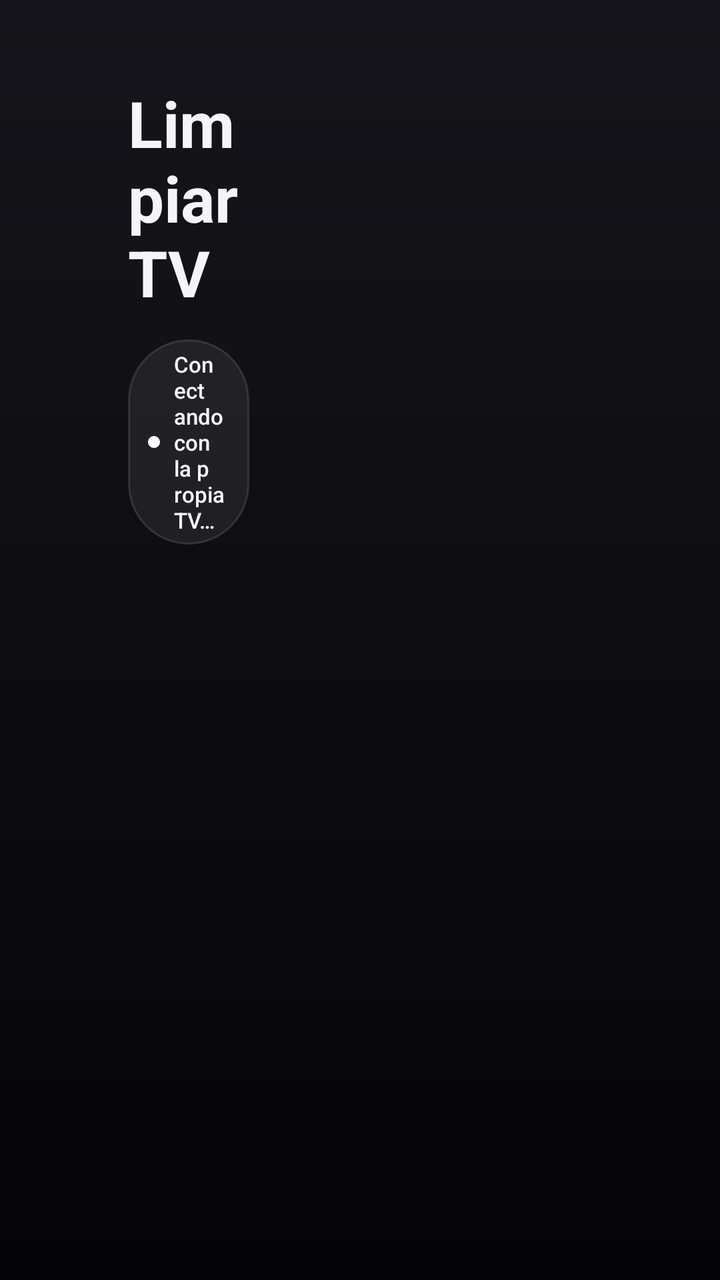
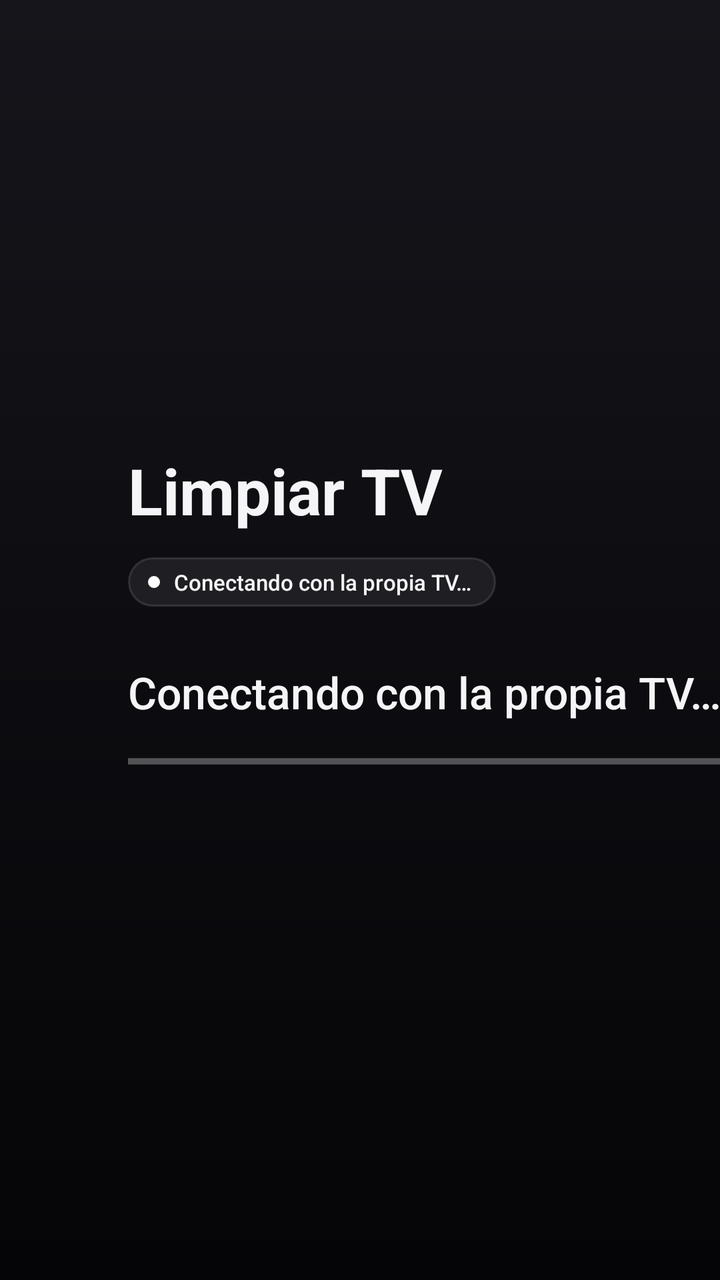

Two renders of the same Android screen: before a commit and after it. Below are the layout's source before the change and the commit's diff.
<!-- AndroidManifest.xml: application theme Theme.Halo -->
<!-- res/layout/activity_clean.xml -->
<?xml version="1.0" encoding="utf-8"?>
<FrameLayout xmlns:android="http://schemas.android.com/apk/res/android"
    android:layout_width="match_parent"
    android:layout_height="match_parent">

    <View
        android:id="@+id/glow"
        android:layout_width="match_parent"
        android:layout_height="match_parent" />

    <LinearLayout
        android:layout_width="match_parent"
        android:layout_height="match_parent"
        android:baselineAligned="false"
        android:orientation="horizontal"
        android:paddingStart="@dimen/side_padding"
        android:paddingTop="40dp"
        android:paddingEnd="@dimen/side_padding"
        android:paddingBottom="24dp">

        
        <ScrollView
            android:layout_width="0dp"
            android:layout_height="match_parent"
            android:layout_weight="0.4"
            android:clipToPadding="false"
            android:scrollbars="none">

            <LinearLayout
                android:id="@+id/actions"
                android:layout_width="match_parent"
                android:layout_height="wrap_content"
                android:orientation="vertical"
                android:paddingEnd="32dp"
                android:paddingBottom="16dp">

                <TextView
                    android:layout_width="wrap_content"
                    android:layout_height="wrap_content"
                    android:text="@string/clean_title"
                    android:textColor="@color/text_primary"
                    android:textSize="32sp"
                    android:textStyle="bold" />

                <LinearLayout
                    android:layout_width="wrap_content"
                    android:layout_height="wrap_content"
                    android:layout_marginTop="12dp"
                    android:background="@drawable/pill"
                    android:gravity="center_vertical"
                    android:orientation="horizontal"
                    android:paddingStart="10dp"
                    android:paddingTop="5dp"
                    android:paddingEnd="12dp"
                    android:paddingBottom="5dp">

                    <View
                        android:id="@+id/conn_dot"
                        android:layout_width="6dp"
                        android:layout_height="6dp"
                        android:layout_marginEnd="7dp"
                        android:background="@drawable/dot" />

                    <TextView
                        android:id="@+id/conn"
                        android:layout_width="wrap_content"
                        android:layout_height="wrap_content"
                        android:fontFamily="sans-serif-medium"
                        android:text="@string/clean_connecting"
                        android:textColor="@color/text_primary"
                        android:textSize="11sp" />
                </LinearLayout>

                <LinearLayout
                    android:id="@+id/levels"
                    android:layout_width="wrap_content"
                    android:layout_height="wrap_content"
                    android:layout_marginTop="16dp"
                    android:background="@drawable/glass"
                    android:orientation="horizontal"
                    android:padding="3dp"
                    android:visibility="gone">

                    <TextView
                        android:id="@+id/level_seguro"
                        style="@style/SegPill"
                        android:text="@string/level_seguro" />

                    <TextView
                        android:id="@+id/level_recomendado"
                        style="@style/SegPill"
                        android:text="@string/level_recomendado" />

                    <TextView
                        android:id="@+id/level_agresivo"
                        style="@style/SegPill"
                        android:text="@string/level_agresivo" />
                </LinearLayout>

                <Button
                    android:id="@+id/operator"
                    style="@style/TvButton"
                    android:layout_marginTop="10dp"
                    android:visibility="gone" />

                <TextView
                    android:id="@+id/status"
                    android:layout_width="match_parent"
                    android:layout_height="wrap_content"
                    android:layout_marginTop="14dp"
                    android:layout_marginBottom="6dp"
                    android:lineSpacingMultiplier="1.2"
                    android:textColor="@color/text_secondary"
                    android:textSize="12sp" />

                <Button
                    android:id="@+id/remove"
                    style="@style/TvButton"
                    android:text="@string/clean_remove"
                    android:visibility="gone" />

                <Button
                    android:id="@+id/choose_home"
                    style="@style/TvButton"
                    android:text="@string/clean_choose_home"
                    android:visibility="gone" />

                <Button
                    android:id="@+id/home_button"
                    style="@style/TvButton"
                    android:text="@string/opt_home_button"
                    android:visibility="gone" />

                <Button
                    android:id="@+id/retry"
                    style="@style/TvButton"
                    android:text="@string/clean_retry"
                    android:visibility="gone" />

                <Button
                    android:id="@+id/restore_all"
                    style="@style/TvButton"
                    android:text="@string/clean_restore_all"
                    android:visibility="gone" />

                <Button
                    android:id="@+id/restore_launcher"
                    style="@style/TvButton"
                    android:text="@string/clean_restore_launcher"
                    android:visibility="gone" />

                <TextView
                    android:id="@+id/help"
                    android:layout_width="match_parent"
                    android:layout_height="wrap_content"
                    android:layout_marginTop="16dp"
                    android:lineSpacingMultiplier="1.2"
                    android:text="@string/clean_manual_help"
                    android:textColor="@color/text_secondary"
                    android:textSize="11sp"
                    android:visibility="gone" />

                <TextView
                    android:id="@+id/log"
                    android:layout_width="match_parent"
                    android:layout_height="wrap_content"
                    android:layout_marginTop="16dp"
                    android:fontFamily="monospace"
                    android:textColor="@color/text_secondary"
                    android:textSize="10sp" />
            </LinearLayout>
        </ScrollView>

        
        <ScrollView
            android:layout_width="0dp"
            android:layout_height="match_parent"
            android:layout_weight="0.6"
            android:clipToPadding="false"
            android:padding="4dp"
            android:scrollbars="none">

            <LinearLayout
                android:layout_width="match_parent"
                android:layout_height="wrap_content"
                android:orientation="vertical">

                <TextView
                    android:id="@+id/list_header"
                    android:layout_width="wrap_content"
                    android:layout_height="wrap_content"
                    android:layout_marginTop="8dp"
                    android:layout_marginBottom="8dp"
                    android:fontFamily="sans-serif-medium"
                    android:letterSpacing="0.1"
                    android:textColor="@color/text_secondary"
                    android:textSize="10sp" />

                <LinearLayout
                    android:id="@+id/packages"
                    android:layout_width="match_parent"
                    android:layout_height="wrap_content"
                    android:orientation="vertical" />
            </LinearLayout>
        </ScrollView>
    </LinearLayout>
</FrameLayout>
<!-- resources referenced by this layout -->
<resources>
  <color name="text_primary">#FFF5F5F7</color>
  <color name="text_secondary">#99EBEBF5</color>
  <dimen name="side_padding">64dp</dimen>
  <!-- drawable dot (drawable) -->
  <?xml version="1.0" encoding="utf-8"?>
  <shape xmlns:android="http://schemas.android.com/apk/res/android" android:shape="oval">
      <solid android:color="#FFFFFFFF" />
  </shape>
  <!-- drawable glass (drawable) -->
  <?xml version="1.0" encoding="utf-8"?>
  <shape xmlns:android="http://schemas.android.com/apk/res/android">
      <solid android:color="@color/glass_fill" />
      <stroke android:width="1dp" android:color="@color/glass_stroke" />
      <corners android:radius="22dp" />
  </shape>
  <!-- drawable pill (drawable) -->
  <?xml version="1.0" encoding="utf-8"?>
  <shape xmlns:android="http://schemas.android.com/apk/res/android">
      <solid android:color="@color/glass_fill" />
      <stroke android:width="1dp" android:color="@color/glass_stroke" />
      <corners android:radius="999dp" />
  </shape>
  <string name="clean_choose_home">Elegir launcher de inicio</string>
  <string name="clean_connecting">Conectando con la propia TV…</string>
  <string name="clean_manual_help">Para quitar el launcher de Google de verdad hace falta el modo automático: Ajustes → Sistema → Opciones para desarrolladores → activa «Depuración USB» (y «Depuración por red» si existe) y pulsa «Reintentar conexión». Si no aparece ninguna de las dos, la única vía es conectar la TV una vez a un PC por USB y usar los scripts.</string>
  <string name="clean_remove">Quitar apps</string>
  <string name="clean_restore_all">Restaurar todo lo quitado</string>
  <string name="clean_restore_launcher">Volver al launcher original</string>
  <string name="clean_retry">Reintentar conexión</string>
  <string name="clean_title">Limpiar TV</string>
  <string name="level_agresivo">Agresivo</string>
  <string name="level_recomendado">Recomendado</string>
  <string name="level_seguro">Seguro</string>
  <string name="opt_home_button">Botón Inicio → Halo</string>
  <style name="SegPill">
          <item name="android:layout_width">wrap_content</item>
          <item name="android:layout_height">wrap_content</item>
          <item name="android:background">@drawable/seg_pill</item>
          <item name="android:focusable">true</item>
          <item name="android:fontFamily">sans-serif-medium</item>
          <item name="android:paddingStart">14dp</item>
          <item name="android:paddingEnd">14dp</item>
          <item name="android:paddingTop">7dp</item>
          <item name="android:paddingBottom">7dp</item>
          <item name="android:textColor">@color/seg_text</item>
          <item name="android:textSize">13sp</item>
      </style>
  <color name="glass_fill">#12FFFFFF</color>
  <color name="glass_stroke">#1FFFFFFF</color>
  <!-- drawable seg_pill (drawable) -->
  <?xml version="1.0" encoding="utf-8"?>
  <selector xmlns:android="http://schemas.android.com/apk/res/android">
      <item android:state_selected="true" android:state_focused="true">
          <shape><solid android:color="#FFF5F5F7" /><stroke android:width="2dp" android:color="@color/accent_blue" /><corners android:radius="7dp" /></shape>
      </item>
      <item android:state_selected="true">
          <shape><solid android:color="#FFF5F5F7" /><corners android:radius="7dp" /></shape>
      </item>
      <item android:state_focused="true">
          <shape><solid android:color="#33FFFFFF" /><corners android:radius="7dp" /></shape>
      </item>
      <item>
          <shape><solid android:color="#00000000" /><corners android:radius="7dp" /></shape>
      </item>
  </selector>
  <!-- drawable bg_home (drawable) -->
  <?xml version="1.0" encoding="utf-8"?>
  <shape xmlns:android="http://schemas.android.com/apk/res/android">
      <gradient
          android:angle="270"
          android:endColor="@color/bg_bottom"
          android:startColor="@color/bg_top" />
  </shape>
  <color name="accent_blue">#FF0A84FF</color>
  <color name="bg_bottom">#FF050507</color>
  <color name="bg_top">#FF15151B</color>
  <!-- unchanged entries left out for length: 3 -->
</resources>

<!-- the commit's change to res/layout/activity_clean.xml (unified diff, before → after) -->
@@ -8,200 +8,94 @@
         android:layout_width="match_parent"
         android:layout_height="match_parent" />
 
+    
     <LinearLayout
-        android:layout_width="match_parent"
-        android:layout_height="match_parent"
-        android:baselineAligned="false"
-        android:orientation="horizontal"
-        android:paddingStart="@dimen/side_padding"
-        android:paddingTop="40dp"
-        android:paddingEnd="@dimen/side_padding"
-        android:paddingBottom="24dp">
+        android:layout_width="520dp"
+        android:layout_height="wrap_content"
+        android:layout_gravity="center_vertical"
+        android:layout_marginStart="@dimen/side_padding"
+        android:orientation="vertical">
 
-        
-        <ScrollView
-            android:layout_width="0dp"
-            android:layout_height="match_parent"
-            android:layout_weight="0.4"
-            android:clipToPadding="false"
-            android:scrollbars="none">
+        <TextView
+            android:layout_width="wrap_content"
+            android:layout_height="wrap_content"
+            android:text="@string/clean_title"
+            android:textColor="@color/text_primary"
+            android:textSize="32sp"
+            android:textStyle="bold" />
 
-            <LinearLayout
-                android:id="@+id/actions"
-                android:layout_width="match_parent"
+        <LinearLayout
+            android:layout_width="wrap_content"
+            android:layout_height="wrap_content"
+            android:layout_marginTop="12dp"
+            android:background="@drawable/pill"
+            android:gravity="center_vertical"
+            android:orientation="horizontal"
+            android:paddingStart="10dp"
+            android:paddingTop="5dp"
+            android:paddingEnd="12dp"
+            android:paddingBottom="5dp">
+
+            <View
+                android:id="@+id/conn_dot"
+                android:layout_width="6dp"
+                android:layout_height="6dp"
+                android:layout_marginEnd="7dp"
+                android:background="@drawable/dot" />
+
+            <TextView
+                android:id="@+id/conn"
+                android:layout_width="wrap_content"
                 android:layout_height="wrap_content"
-                android:orientation="vertical"
-                android:paddingEnd="32dp"
-                android:paddingBottom="16dp">
+                android:fontFamily="sans-serif-medium"
+                android:text="@string/clean_connecting"
+                android:textColor="@color/text_primary"
+                android:textSize="11sp" />
+        </LinearLayout>
 
-                <TextView
-                    android:layout_width="wrap_content"
-                    android:layout_height="wrap_content"
-                    android:text="@string/clean_title"
-                    android:textColor="@color/text_primary"
-                    android:textSize="32sp"
-                    android:textStyle="bold" />
+        <TextView
+            android:id="@+id/headline"
+            android:layout_width="match_parent"
+            android:layout_height="wrap_content"
+            android:layout_marginTop="28dp"
+            android:fontFamily="sans-serif-medium"
+            android:text="@string/clean_connecting"
+            android:textColor="@color/text_primary"
+            android:textSize="22sp" />
 
-                <LinearLayout
-                    android:layout_width="wrap_content"
-                    android:layout_height="wrap_content"
-                    android:layout_marginTop="12dp"
-                    android:background="@drawable/pill"
-                    android:gravity="center_vertical"
-                    android:orientation="horizontal"
-                    android:paddingStart="10dp"
-                    android:paddingTop="5dp"
-                    android:paddingEnd="12dp"
-                    android:paddingBottom="5dp">
+        <ProgressBar
+            android:id="@+id/progress"
+            style="@android:style/Widget.Material.ProgressBar.Horizontal"
+            android:layout_width="match_parent"
+            android:layout_height="wrap_content"
+            android:layout_marginTop="12dp"
+            android:indeterminate="true" />
 
-                    <View
-                        android:id="@+id/conn_dot"
-                        android:layout_width="6dp"
-                        android:layout_height="6dp"
-                        android:layout_marginEnd="7dp"
-                        android:background="@drawable/dot" />
+        <TextView
+            android:id="@+id/status"
+            android:layout_width="match_parent"
+            android:layout_height="wrap_content"
+            android:layout_marginTop="10dp"
+            android:lineSpacingMultiplier="1.25"
+            android:textColor="@color/text_secondary"
+            android:textSize="13sp" />
 
-                    <TextView
-                        android:id="@+id/conn"
-                        android:layout_width="wrap_content"
-                        android:layout_height="wrap_content"
-                        android:fontFamily="sans-serif-medium"
-                        android:text="@string/clean_connecting"
-                        android:textColor="@color/text_primary"
-                        android:textSize="11sp" />
-                </LinearLayout>
+        <Button
+            android:id="@+id/action"
+            style="@style/TvButton"
+            android:layout_marginTop="20dp"
+            android:visibility="gone" />
 
-                <LinearLayout
-                    android:id="@+id/levels"
-                    android:layout_width="wrap_content"
-                    android:layout_height="wrap_content"
-                    android:layout_marginTop="16dp"
-                    android:background="@drawable/glass"
-                    android:orientation="horizontal"
-                    android:padding="3dp"
-                    android:visibility="gone">
+        <Button
+            android:id="@+id/home_button"
+            style="@style/TvButton"
+            android:text="@string/opt_home_button"
+            android:visibility="gone" />
 
-                    <TextView
-                        android:id="@+id/level_seguro"
-                        style="@style/SegPill"
-                        android:text="@string/level_seguro" />
-
-                    <TextView
-                        android:id="@+id/level_recomendado"
-                        style="@style/SegPill"
-                        android:text="@string/level_recomendado" />
-
-                    <TextView
-                        android:id="@+id/level_agresivo"
-                        style="@style/SegPill"
-                        android:text="@string/level_agresivo" />
-                </LinearLayout>
-
-                <Button
-                    android:id="@+id/operator"
-                    style="@style/TvButton"
-                    android:layout_marginTop="10dp"
-                    android:visibility="gone" />
-
-                <TextView
-                    android:id="@+id/status"
-                    android:layout_width="match_parent"
-                    android:layout_height="wrap_content"
-                    android:layout_marginTop="14dp"
-                    android:layout_marginBottom="6dp"
-                    android:lineSpacingMultiplier="1.2"
-                    android:textColor="@color/text_secondary"
-                    android:textSize="12sp" />
-
-                <Button
-                    android:id="@+id/remove"
-                    style="@style/TvButton"
-                    android:text="@string/clean_remove"
-                    android:visibility="gone" />
-
-                <Button
-                    android:id="@+id/choose_home"
-                    style="@style/TvButton"
-                    android:text="@string/clean_choose_home"
-                    android:visibility="gone" />
-
-                <Button
-                    android:id="@+id/home_button"
-                    style="@style/TvButton"
-                    android:text="@string/opt_home_button"
-                    android:visibility="gone" />
-
-                <Button
-                    android:id="@+id/retry"
-                    style="@style/TvButton"
-                    android:text="@string/clean_retry"
-                    android:visibility="gone" />
-
-                <Button
-                    android:id="@+id/restore_all"
-                    style="@style/TvButton"
-                    android:text="@string/clean_restore_all"
-                    android:visibility="gone" />
-
-                <Button
-                    android:id="@+id/restore_launcher"
-                    style="@style/TvButton"
-                    android:text="@string/clean_restore_launcher"
-                    android:visibility="gone" />
-
-                <TextView
-                    android:id="@+id/help"
-                    android:layout_width="match_parent"
-                    android:layout_height="wrap_content"
-                    android:layout_marginTop="16dp"
-                    android:lineSpacingMultiplier="1.2"
-                    android:text="@string/clean_manual_help"
-                    android:textColor="@color/text_secondary"
-                    android:textSize="11sp"
-                    android:visibility="gone" />
-
-                <TextView
-                    android:id="@+id/log"
-                    android:layout_width="match_parent"
-                    android:layout_height="wrap_content"
-                    android:layout_marginTop="16dp"
-                    android:fontFamily="monospace"
-                    android:textColor="@color/text_secondary"
-                    android:textSize="10sp" />
-            </LinearLayout>
-        </ScrollView>
-
-        
-        <ScrollView
-            android:layout_width="0dp"
-            android:layout_height="match_parent"
-            android:layout_weight="0.6"
-            android:clipToPadding="false"
-            android:padding="4dp"
-            android:scrollbars="none">
-
-            <LinearLayout
-                android:layout_width="match_parent"
-                android:layout_height="wrap_content"
-                android:orientation="vertical">
-
-                <TextView
-                    android:id="@+id/list_header"
-                    android:layout_width="wrap_content"
-                    android:layout_height="wrap_content"
-                    android:layout_marginTop="8dp"
-                    android:layout_marginBottom="8dp"
-                    android:fontFamily="sans-serif-medium"
-                    android:letterSpacing="0.1"
-                    android:textColor="@color/text_secondary"
-                    android:textSize="10sp" />
-
-                <LinearLayout
-                    android:id="@+id/packages"
-                    android:layout_width="match_parent"
-                    android:layout_height="wrap_content"
-                    android:orientation="vertical" />
-            </LinearLayout>
-        </ScrollView>
+        <Button
+            android:id="@+id/restore_all"
+            style="@style/TvButton"
+            android:text="@string/clean_restore_all"
+            android:visibility="gone" />
     </LinearLayout>
 </FrameLayout>
<!-- resource entries referenced after the edit -->
@@ -8,13 +8,6 @@
   <shape xmlns:android="http://schemas.android.com/apk/res/android" android:shape="oval">
       <solid android:color="#FFFFFFFF" />
   </shape>
-  <!-- drawable glass (drawable) -->
-  <?xml version="1.0" encoding="utf-8"?>
-  <shape xmlns:android="http://schemas.android.com/apk/res/android">
-      <solid android:color="@color/glass_fill" />
-      <stroke android:width="1dp" android:color="@color/glass_stroke" />
-      <corners android:radius="22dp" />
-  </shape>
   <!-- drawable pill (drawable) -->
   <?xml version="1.0" encoding="utf-8"?>
   <shape xmlns:android="http://schemas.android.com/apk/res/android">
@@ -22,49 +15,12 @@
       <stroke android:width="1dp" android:color="@color/glass_stroke" />
       <corners android:radius="999dp" />
   </shape>
-  <string name="clean_choose_home">Elegir launcher de inicio</string>
   <string name="clean_connecting">Conectando con la propia TV…</string>
-  <string name="clean_manual_help">Para quitar el launcher de Google de verdad hace falta el modo automático: Ajustes → Sistema → Opciones para desarrolladores → activa «Depuración USB» (y «Depuración por red» si existe) y pulsa «Reintentar conexión». Si no aparece ninguna de las dos, la única vía es conectar la TV una vez a un PC por USB y usar los scripts.</string>
-  <string name="clean_remove">Quitar apps</string>
-  <string name="clean_restore_all">Restaurar todo lo quitado</string>
-  <string name="clean_restore_launcher">Volver al launcher original</string>
-  <string name="clean_retry">Reintentar conexión</string>
+  <string name="clean_restore_all">Deshacer todo</string>
   <string name="clean_title">Limpiar TV</string>
-  <string name="level_agresivo">Agresivo</string>
-  <string name="level_recomendado">Recomendado</string>
-  <string name="level_seguro">Seguro</string>
   <string name="opt_home_button">Botón Inicio → Halo</string>
-  <style name="SegPill">
-          <item name="android:layout_width">wrap_content</item>
-          <item name="android:layout_height">wrap_content</item>
-          <item name="android:background">@drawable/seg_pill</item>
-          <item name="android:focusable">true</item>
-          <item name="android:fontFamily">sans-serif-medium</item>
-          <item name="android:paddingStart">14dp</item>
-          <item name="android:paddingEnd">14dp</item>
-          <item name="android:paddingTop">7dp</item>
-          <item name="android:paddingBottom">7dp</item>
-          <item name="android:textColor">@color/seg_text</item>
-          <item name="android:textSize">13sp</item>
-      </style>
   <color name="glass_fill">#12FFFFFF</color>
   <color name="glass_stroke">#1FFFFFFF</color>
-  <!-- drawable seg_pill (drawable) -->
-  <?xml version="1.0" encoding="utf-8"?>
-  <selector xmlns:android="http://schemas.android.com/apk/res/android">
-      <item android:state_selected="true" android:state_focused="true">
-          <shape><solid android:color="#FFF5F5F7" /><stroke android:width="2dp" android:color="@color/accent_blue" /><corners android:radius="7dp" /></shape>
-      </item>
-      <item android:state_selected="true">
-          <shape><solid android:color="#FFF5F5F7" /><corners android:radius="7dp" /></shape>
-      </item>
-      <item android:state_focused="true">
-          <shape><solid android:color="#33FFFFFF" /><corners android:radius="7dp" /></shape>
-      </item>
-      <item>
-          <shape><solid android:color="#00000000" /><corners android:radius="7dp" /></shape>
-      </item>
-  </selector>
   <!-- drawable bg_home (drawable) -->
   <?xml version="1.0" encoding="utf-8"?>
   <shape xmlns:android="http://schemas.android.com/apk/res/android">
@@ -73,7 +29,6 @@
           android:endColor="@color/bg_bottom"
           android:startColor="@color/bg_top" />
   </shape>
-  <color name="accent_blue">#FF0A84FF</color>
   <color name="bg_bottom">#FF050507</color>
   <color name="bg_top">#FF15151B</color>
   <!-- unchanged entries left out for length: 3 -->
